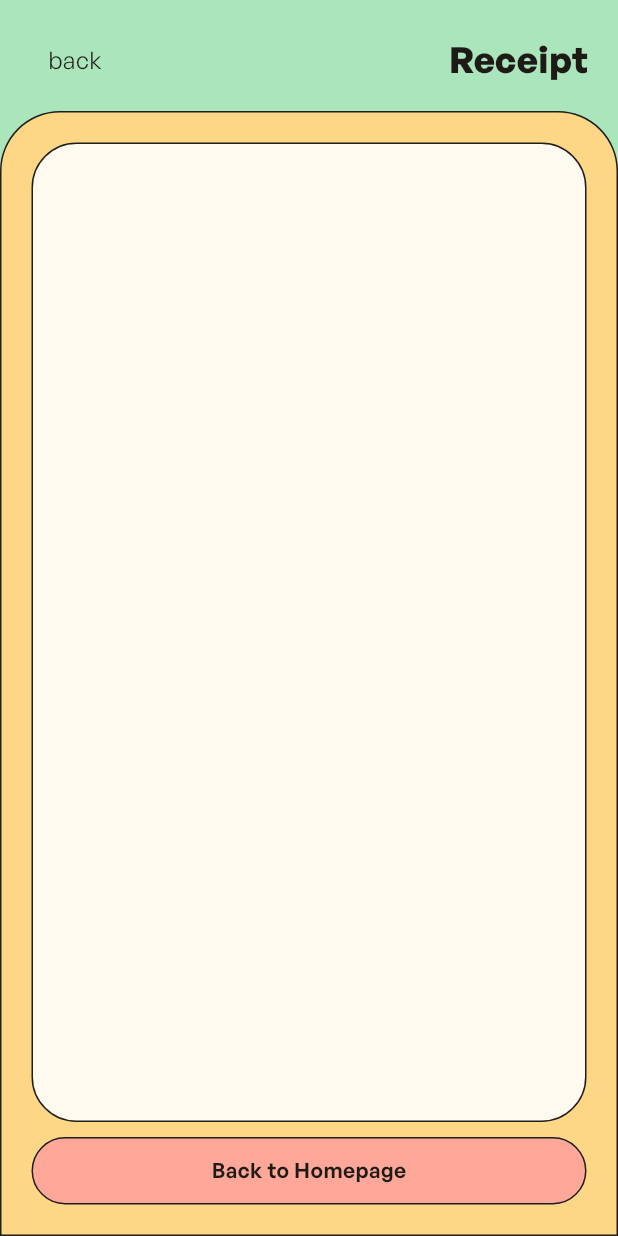
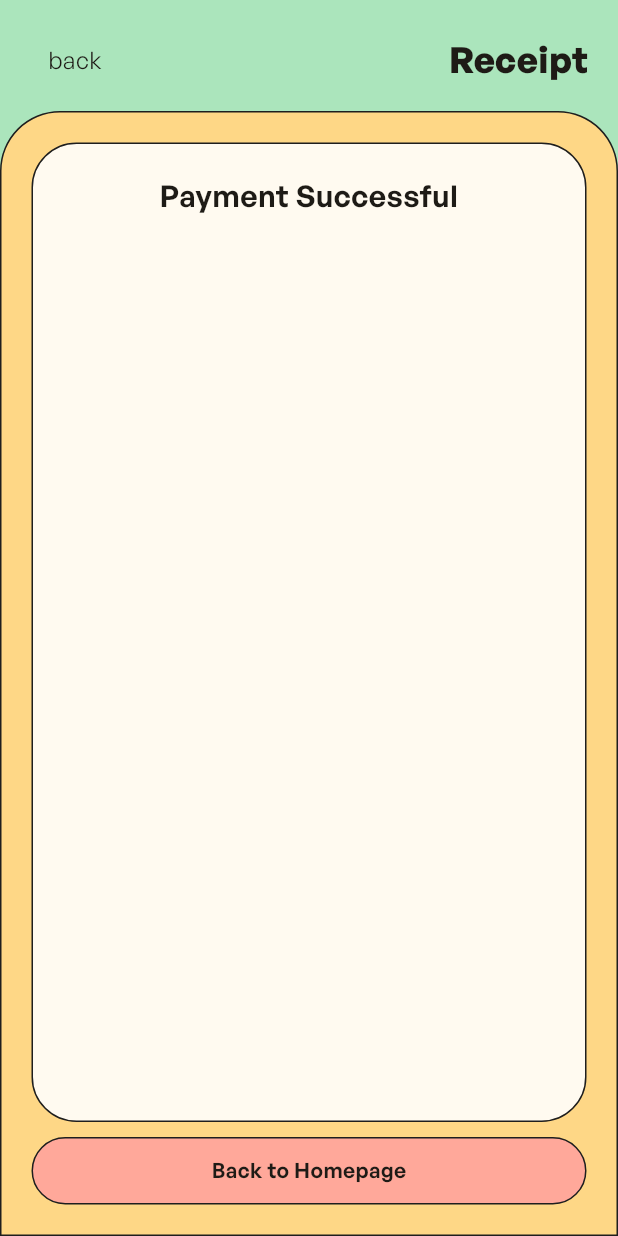
Before and after one commit to ElyasAsmad/orderje-app, a Flutter app: the PostPaymentScreen screen opened by its route, on a phone screen of 412 x 824 dp. Run offline on Flutter 3.47's test engine with Material 2 defaults, Android fonts, the phone set to English and light mode, and no system bars; our stand-ins replace firebase_auth, firebase_core, flutter_keyboard_visibility, font_awesome_flutter, get, google_sign_in; missing offline and left inert: flutter_displaymode, skeleton_loader; accounts and stored records are empty; network calls fail.

Commit message:
🔧 Others

```diff
--- a/lib/screens/getstarted_screen.dart
+++ b/lib/screens/getstarted_screen.dart
@@ -46,7 +46,7 @@ class GetStartedScreen extends StatelessWidget {
                         TextStyle(fontSize: 40.0, fontWeight: FontWeight.bold),
                   ),
                   Text(
-                    'Food at the speed of a click.',
+                    'Food at the speed of a click',
                     style: TextStyle(
                       fontSize: 16.0,
                     ),
@@ -71,7 +71,7 @@ class GetStartedScreen extends StatelessWidget {
                 const SizedBox(
                   width: double.infinity,
                   child: Text(
-                    'Let\'s Get Started!',
+                    'Let\'s Get Started!!',
                     style:
                         TextStyle(fontSize: 24.0, fontWeight: FontWeight.w500),
                     textAlign: TextAlign.start,
--- a/lib/screens/order_screens/post_payment_screen.dart
+++ b/lib/screens/order_screens/post_payment_screen.dart
@@ -56,11 +56,13 @@ class PostPaymentScreen extends StatelessWidget {
                         children: [
                           Expanded(
                             child: Container(
-                              padding: const EdgeInsets.all(30),
+                              width: double.maxFinite,
+                              padding: const EdgeInsets.all(20),
                               decoration: OrderJeStyles.generateDecoration(
                                   circularBorder: true,
                                   backgroundColor: OrderJeColors.mainColor,
                                   borderRadius: 30),
+                              child: Text('Payment Successful', textAlign: TextAlign.center, style: TextStyle(fontSize: 20, fontWeight: FontWeight.w600),),
                             ),
                           ),
                           const SizedBox(
--- a/pubspec.yaml
+++ b/pubspec.yaml
@@ -43,6 +43,7 @@ dependencies:
   google_sign_in: ^5.4.3
   get: ^4.6.5
   skeleton_loader: ^2.0.0+4
+  flutter_keyboard_visibility: ^5.4.0
 
 dev_dependencies:
   flutter_test:
```
Also changed, not shown: pubspec.lock.
